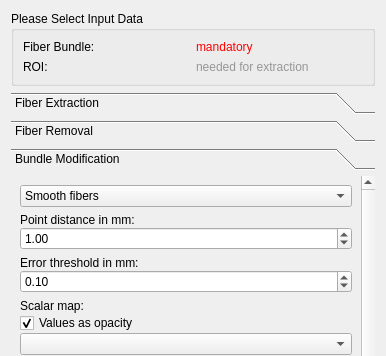
Above: Plugins/org.mitk.gui.qt.diffusionimaging/src/internal/QmitkFiberProcessingViewControls.ui from MITK/MITK before the change; both pictures show x 0 to 386 and y 0 to 356 of the 386 by 540 pixel window. Below: the same form after it.
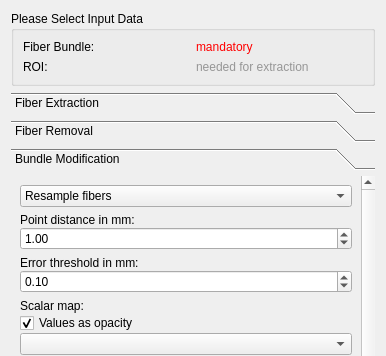
That is the form after the change. The open tabs and pages were chosen to show the change. Icons and pictures are not drawn. Custom widgets are drawn as their Qt base class.

Commit message: added fiber processing tests

```diff
--- a/Plugins/org.mitk.gui.qt.diffusionimaging/src/internal/QmitkFiberProcessingViewControls.ui
+++ b/Plugins/org.mitk.gui.qt.diffusionimaging/src/internal/QmitkFiberProcessingViewControls.ui
@@ -852,7 +852,7 @@
        <rect>
         <x>0</x>
         <y>0</y>
-        <width>280</width>
+        <width>355</width>
         <height>349</height>
        </rect>
       </property>
@@ -1023,7 +1023,7 @@
          </property>
          <item>
           <property name="text">
-           <string>Smooth fibers</string>
+           <string>Resample fibers</string>
           </property>
          </item>
          <item>
```
Left out of the diff: 6 changed lines with no effect on the pictures. The commit also changes 3 other files.
